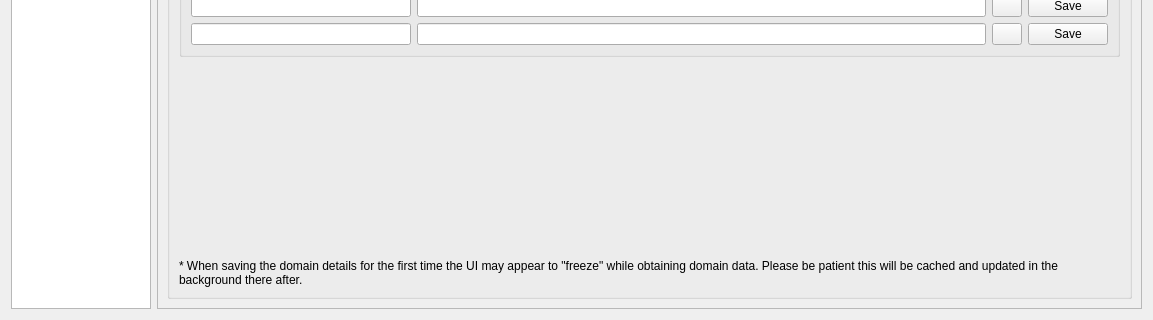
The window that linz-data-importer/gui/Service_dialog_base.ui (linz/linz-data-importer) describes before a commit, drawn with Qt 5; both pictures show x 0 to 1153 and y 362 to 682 of the 1153 by 682 pixel window.
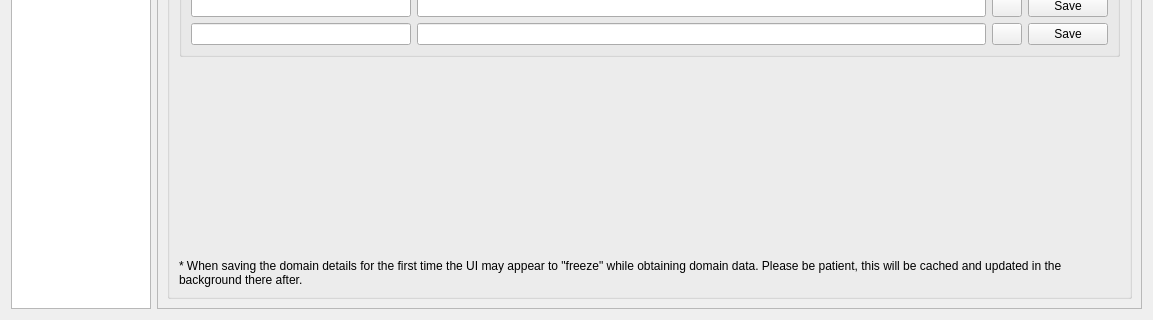
The same window after the commit. The open tabs and pages were chosen to show the change. Icons and pictures are not drawn.

What changed in the file:
```diff
--- a/linz-data-importer/gui/Service_dialog_base.ui
+++ b/linz-data-importer/gui/Service_dialog_base.ui
@@ -767,7 +767,7 @@
                <item>
                 <widget class="QLabel" name="label_3">
                  <property name="text">
-                  <string>* When saving the domain details for the first time the UI may appear to &quot;freeze&quot; while obtaining domain data. Please be patient this will be cached and updated in the background there after.</string>
+                  <string>* When saving the domain details for the first time the UI may appear to &quot;freeze&quot; while obtaining domain data. Please be patient, this will be cached and updated in the background there after.</string>
                  </property>
                  <property name="wordWrap">
                   <bool>true</bool>
```
